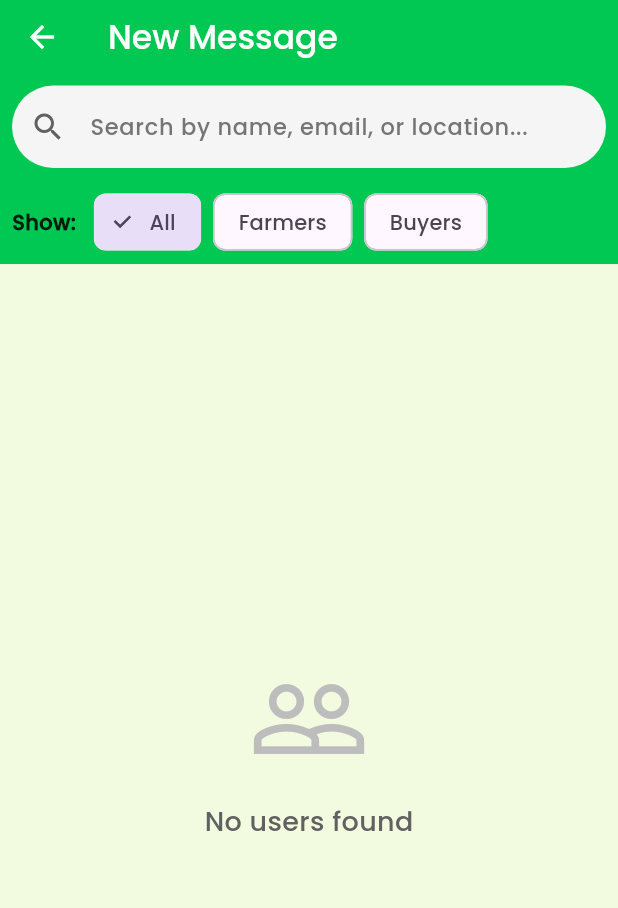
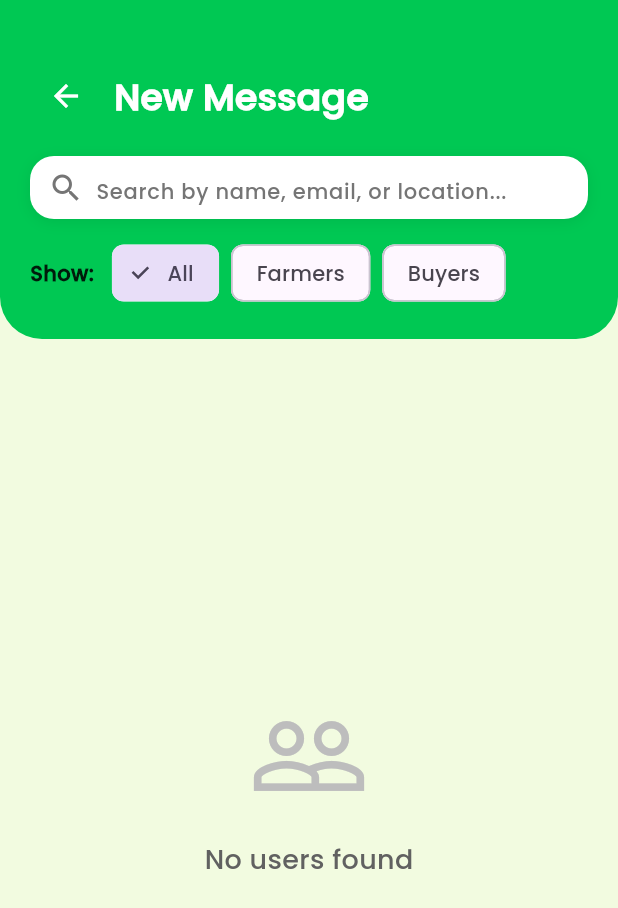
Before and after one commit to ScarletVonRosefall/AgriSynch, a Flutter app: the screen it shows once a user with an empty profile is signed in, item 5 of the bottom bar chosen, after a tap on the "add" icon, on a phone screen of 412 x 824 dp. Shown: the top 908 px of the screen. Run offline on Flutter 3.47's test engine with Material 3 defaults, Android fonts, the phone set to English and light mode, and no system bars; our stand-ins replace cached_network_image, cloud_firestore, firebase_auth, firebase_core, firebase_crashlytics, firebase_messaging and 8 more; accounts and stored records are empty; network calls fail.

Commit message:
UI update

```diff
--- a/AgriSynch/lib/shared/conversations_list_page.dart
+++ b/AgriSynch/lib/shared/conversations_list_page.dart
@@ -78,56 +78,79 @@ class _ConversationsListPageState extends State<ConversationsListPage> {
 
     return Scaffold(
       backgroundColor: ThemeHelper.getBackgroundColor(isDarkMode),
-      appBar: AppBar(
-        backgroundColor: ThemeHelper.getHeaderColor(isDarkMode),
-        foregroundColor: Colors.white,
-        title: const Text('Messages'),
-        bottom: PreferredSize(
-          preferredSize: const Size.fromHeight(60),
-          child: Padding(
-            padding: const EdgeInsets.all(8.0),
+      body: Column(
+        children: [
+          // --- Fixed Top Green Header ---
+          Container(
+            padding: const EdgeInsets.fromLTRB(20, 40, 20, 20),
+            width: double.infinity,
+            decoration: ThemeHelper.getHeaderDecoration(isDark: isDarkMode),
+            child: Column(
+              crossAxisAlignment: CrossAxisAlignment.start,
+              children: [
+                Row(
+                  mainAxisAlignment: MainAxisAlignment.spaceBetween,
+                  children: [
+                    Expanded(
+                      child: Column(
+                        crossAxisAlignment: CrossAxisAlignment.start,
+                        children: [
+                          Text(
+                            'Messages',
+                            style: ThemeHelper.getHeaderTextStyle(
+                              isDark: isDarkMode,
+                            ),
+                          ),
+                        ],
+                      ),
+                    ),
+                  ],
+                ),
+                const SizedBox(height: 16),
+                // Search box
+                Container(
+                  height: 42,
+                  decoration: ThemeHelper.getContainerDecoration(isDark: isDarkMode),
+                  padding: const EdgeInsets.symmetric(horizontal: 12),
+                  child: Row(
+                    children: [
+                      Icon(Icons.search, color: ThemeHelper.getIconColor(isDarkMode)),
+                      const SizedBox(width: 8),
+                      Expanded(
                         child: TextField(
                           controller: _searchController,
+                          onChanged: (value) {
+                            setState(() => _searchQuery = value);
+                          },
+                          decoration: InputDecoration(
+                            hintText: 'Search conversations...',
+                            border: InputBorder.none,
+                            hintStyle: ThemeHelper.getHintTextStyle(isDark: isDarkMode),
+                          ),
                           style: TextStyle(
                             color: isDarkMode ? Colors.white : Colors.black87,
                             fontSize: 15,
                           ),
-              decoration: InputDecoration(
-                hintText: 'Search conversations...',
-                hintStyle: TextStyle(
-                  color: isDarkMode ? Colors.grey[400] : Colors.grey[600],
                         ),
-                prefixIcon: Icon(
-                  Icons.search,
-                  color: isDarkMode ? Colors.grey[300] : Colors.grey[700],
                       ),
-                suffixIcon: _searchQuery.isNotEmpty
-                    ? IconButton(
-                        icon: Icon(
-                          Icons.clear,
-                          color: isDarkMode ? Colors.grey[300] : Colors.grey[700],
-                        ),
+                      if (_searchQuery.isNotEmpty)
+                        IconButton(
+                          icon: Icon(Icons.clear, color: ThemeHelper.getIconColor(isDarkMode)),
                           onPressed: () {
                             _searchController.clear();
                             setState(() => _searchQuery = '');
                           },
-                      )
-                    : null,
-                filled: true,
-                fillColor: isDarkMode ? const Color(0xFF2E2E2E) : const Color(0xFFF5F5F5),
-                border: OutlineInputBorder(
-                  borderRadius: BorderRadius.circular(30),
-                  borderSide: BorderSide.none,
+                        ),
+                    ],
                   ),
                 ),
-              onChanged: (value) {
-                setState(() => _searchQuery = value);
-              },
+              ],
             ),
           ),
-        ),
-      ),
-      body: StreamBuilder<List<Conversation>>(
+
+          // --- Scrollable Conversations ---
+          Expanded(
+            child: StreamBuilder<List<Conversation>>(
         stream: ChatService.getConversationsStream(),
         builder: (context, snapshot) {
           if (snapshot.connectionState == ConnectionState.waiting) {
@@ -199,6 +222,7 @@ class _ConversationsListPageState extends State<ConversationsListPage> {
           }
 
           return ListView.builder(
+            padding: const EdgeInsets.only(top: 8, bottom: 8),
             itemCount: filteredConversations.length,
             itemBuilder: (context, index) {
               final conversation = filteredConversations[index];
@@ -247,7 +271,21 @@ class _ConversationsListPageState extends State<ConversationsListPage> {
                     const SnackBar(content: Text('Conversation deleted')),
                   );
                 },
+                child: Container(
+                  margin: const EdgeInsets.symmetric(horizontal: 8, vertical: 4),
+                  decoration: BoxDecoration(
+                    color: ThemeHelper.getCardColor(isDarkMode),
+                    borderRadius: BorderRadius.circular(12),
+                    boxShadow: [
+                      BoxShadow(
+                        color: Colors.black.withOpacity(0.05),
+                        blurRadius: 4,
+                        offset: const Offset(0, 2),
+                      ),
+                    ],
+                  ),
                   child: ListTile(
+                    contentPadding: const EdgeInsets.symmetric(horizontal: 16, vertical: 8),
                     leading: CircleAvatar(
                     backgroundColor: ThemeHelper.getHeaderColor(isDarkMode),
                     child: Text(
@@ -335,10 +373,14 @@ class _ConversationsListPageState extends State<ConversationsListPage> {
                     );
                   },
                 ),
+              ),
             );
             },
           );
         },
+      ),
+          ),
+        ],
       ),
       floatingActionButton: FloatingActionButton(
         onPressed: () {
--- a/AgriSynch/lib/shared/new_message_page.dart
+++ b/AgriSynch/lib/shared/new_message_page.dart
@@ -87,61 +87,72 @@ class _NewMessagePageState extends State<NewMessagePage> {
 
     return Scaffold(
       backgroundColor: ThemeHelper.getBackgroundColor(isDarkMode),
-      appBar: AppBar(
-        backgroundColor: ThemeHelper.getHeaderColor(isDarkMode),
-        foregroundColor: Colors.white,
-        title: const Text('New Message'),
-        bottom: PreferredSize(
-          preferredSize: const Size.fromHeight(120),
+      body: Column(
+        children: [
+          // --- Fixed Top Green Header ---
+          Container(
+            padding: const EdgeInsets.fromLTRB(20, 40, 20, 20),
+            width: double.infinity,
+            decoration: ThemeHelper.getHeaderDecoration(isDark: isDarkMode),
             child: Column(
+              crossAxisAlignment: CrossAxisAlignment.start,
               children: [
+                Row(
+                  children: [
+                    IconButton(
+                      onPressed: () => Navigator.pop(context),
+                      icon: const Icon(Icons.arrow_back, color: Colors.white),
+                    ),
+                    const SizedBox(width: 8),
+                    Text(
+                      'New Message',
+                      style: ThemeHelper.getHeaderTextStyle(
+                        isDark: isDarkMode,
+                      ),
+                    ),
+                  ],
+                ),
+                const SizedBox(height: 16),
                 // Search bar
-              Padding(
-                padding: const EdgeInsets.all(8.0),
+                Container(
+                  height: 42,
+                  decoration: ThemeHelper.getContainerDecoration(isDark: isDarkMode),
+                  padding: const EdgeInsets.symmetric(horizontal: 12),
+                  child: Row(
+                    children: [
+                      Icon(Icons.search, color: ThemeHelper.getIconColor(isDarkMode)),
+                      const SizedBox(width: 8),
+                      Expanded(
                         child: TextField(
                           controller: _searchController,
+                          onChanged: (value) {
+                            setState(() => _searchQuery = value);
+                          },
+                          decoration: InputDecoration(
+                            hintText: 'Search by name, email, or location...',
+                            border: InputBorder.none,
+                            hintStyle: ThemeHelper.getHintTextStyle(isDark: isDarkMode),
+                          ),
                           style: TextStyle(
                             color: isDarkMode ? Colors.white : Colors.black87,
                             fontSize: 15,
                           ),
-                  decoration: InputDecoration(
-                    hintText: 'Search by name, email, or location...',
-                    hintStyle: TextStyle(
-                      color: isDarkMode ? Colors.grey[400] : Colors.grey[600],
                         ),
-                    prefixIcon: Icon(
-                      Icons.search,
-                      color: isDarkMode ? Colors.grey[300] : Colors.grey[700],
                       ),
-                    suffixIcon: _searchQuery.isNotEmpty
-                        ? IconButton(
-                            icon: Icon(
-                              Icons.clear,
-                              color: isDarkMode ? Colors.grey[300] : Colors.grey[700],
-                            ),
+                      if (_searchQuery.isNotEmpty)
+                        IconButton(
+                          icon: Icon(Icons.clear, color: ThemeHelper.getIconColor(isDarkMode)),
                           onPressed: () {
                             _searchController.clear();
                             setState(() => _searchQuery = '');
                           },
-                          )
-                        : null,
-                    filled: true,
-                    fillColor: isDarkMode ? const Color(0xFF2E2E2E) : const Color(0xFFF5F5F5),
-                    border: OutlineInputBorder(
-                      borderRadius: BorderRadius.circular(30),
-                      borderSide: BorderSide.none,
+                        ),
+                    ],
                   ),
                 ),
-                  onChanged: (value) {
-                    setState(() => _searchQuery = value);
-                  },
-                ),
-              ),
-
+                const SizedBox(height: 12),
                 // Role filter chips
-              Padding(
-                padding: const EdgeInsets.symmetric(horizontal: 8.0, vertical: 4.0),
-                child: Row(
+                Row(
                   children: [
                     Text(
                       'Show: ',
@@ -176,12 +187,13 @@ class _NewMessagePageState extends State<NewMessagePage> {
                     ),
                   ],
                 ),
-              ),
               ],
             ),
           ),
-      ),
-      body: StreamBuilder<List<Map<String, dynamic>>>(
+
+          // --- Scrollable User List ---
+          Expanded(
+            child: StreamBuilder<List<Map<String, dynamic>>>(
         stream: _getUsersStream(),
         builder: (context, snapshot) {
           if (snapshot.connectionState == ConnectionState.waiting) {
@@ -336,6 +348,9 @@ class _NewMessagePageState extends State<NewMessagePage> {
           );
         },
       ),
+          ),
+        ],
+      ),
     );
   }
 }
```
Also changed, not shown: AgriSynch/lib/shared/chat_screen.dart (+68 -24 lines). Lines whose indentation alone changed are shown as unchanged.
